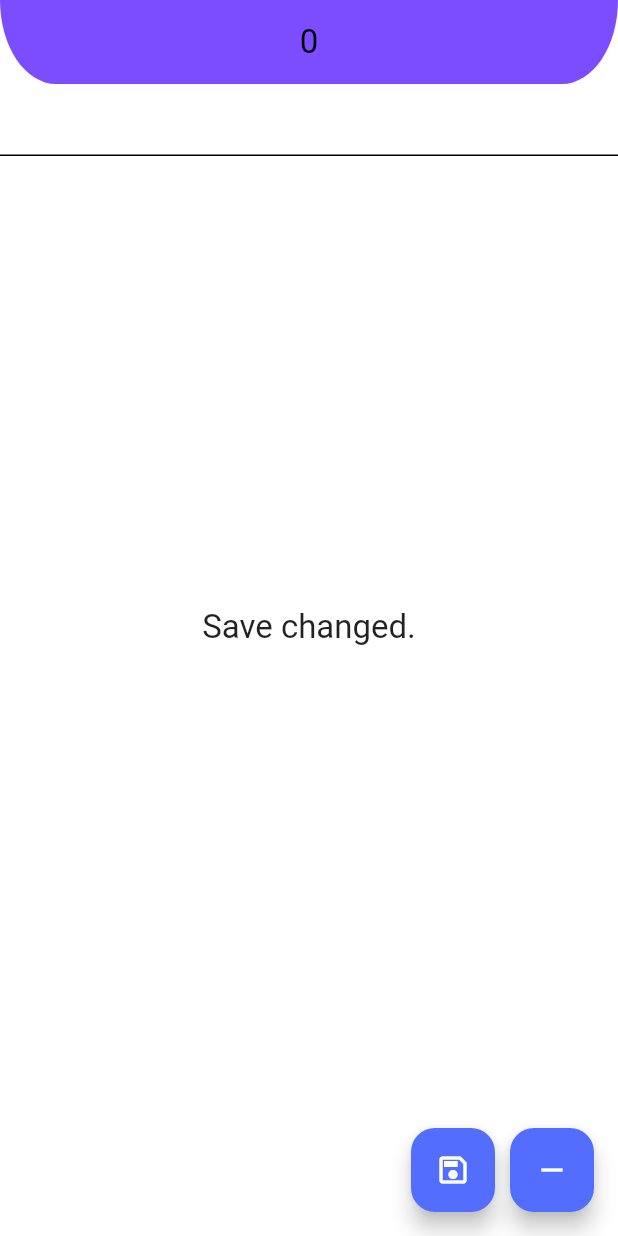
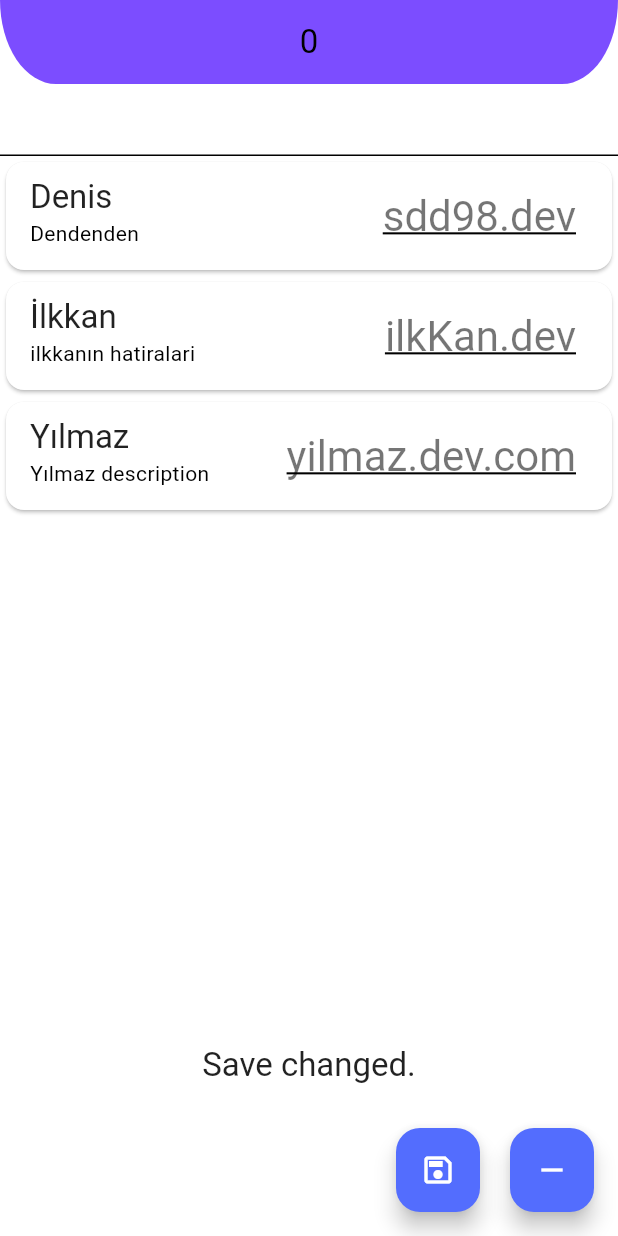
Before and after one commit to drgndenis/one_hundred_days_of_code, a Flutter app: the screen it shows after launch, after a tap on the "save" icon, on a phone screen of 412 x 824 dp. Run offline on Flutter 3.47's test engine with Material 2 defaults, Android fonts, the phone set to English and light mode, and no system bars; our stand-ins replace dio, flutter_spinkit, shared_preferences.

Commit message:
Day-16 added

```diff
--- /dev/null
+++ b/lib/Day-15 / Day-16/cache/shared_cache_learn.dart
@@ -0,0 +1,226 @@
+import 'package:flutter/material.dart';
+import 'package:one_hundred_days_of_flutter/Day-15%20/%20Day-16/cache/shared_manager.dart';
+
+class SharedLearn extends StatefulWidget {
+  const SharedLearn({super.key});
+
+  @override
+  State<SharedLearn> createState() => _SharedLearnState();
+}
+
+class _SharedLearnState extends LoadingStateful<SharedLearn> {
+  int _currentValue = 0;
+  late final SharedManager _manager;
+  late final List<User> userItems;
+
+  @override
+  void initState() {
+    super.initState();
+    _manager = SharedManager();
+    userItems = UserItems().users;
+    _initialze();
+  }
+
+  Future<void> _initialze() async {
+    _changeLoading();
+    await _manager.init();
+    _changeLoading();
+    getDefaultValues();
+  }
+
+  Future<void> getDefaultValues() async {
+    // final prefs = await SharedPreferences.getInstance();
+    // final int? counter = prefs.getInt('counter');
+    _onChangeValue(_manager.getString(SharedKeys.counter) ?? '');
+  }
+
+  void _onChangeValue(String value) {
+    final parseValue = int.tryParse(value);
+
+    if (parseValue != null) {
+      setState(() {
+        _currentValue = parseValue;
+      });
+    }
+  }
+
+  @override
+  Widget build(BuildContext context) {
+    return Scaffold(
+      appBar: AppBar(
+          title: Text(
+            _currentValue.toString(),
+          ),
+          actions: _loading(context)),
+      body: Column(
+        children: [
+          TextField(
+            onChanged: (value) {
+              _onChangeValue(value);
+            },
+          ),
+          Expanded(
+            child: _UsersListView(),
+          ),
+          Padding(
+            padding: _UtilityPaddings().onlyBottom,
+            child: Column(
+              children: [
+                _saveVisibilty(context),
+                _removeVisibility(context),
+              ],
+            ),
+          ),
+        ],
+      ),
+      floatingActionButton: Row(
+        mainAxisSize: MainAxisSize.min,
+        children: [
+          _saveValueButton(),
+          Padding(
+            padding: _UtilityPaddings().onlyLeft,
+            child: _removeValueButton(),
+          ),
+        ],
+      ),
+    );
+  }
+
+  List<Widget> _loading(BuildContext context) {
+    return [
+      isLoading
+          ? Padding(
+              padding: _UtilityPaddings().onlyRight,
+              child: Center(
+                  child: CircularProgressIndicator(
+                color:
+                    Theme.of(context).progressIndicatorTheme.circularTrackColor,
+              )))
+          : const SizedBox.shrink(),
+    ];
+  }
+
+  Visibility _removeVisibility(BuildContext context) {
+    return Visibility(
+      visible: removeVisibility,
+      child: Text(
+        'Remove',
+        style: Theme.of(context).textTheme.titleLarge,
+      ),
+    );
+  }
+
+  Visibility _saveVisibilty(BuildContext context) {
+    return Visibility(
+      visible: saveVisibility,
+      child: Text(
+        'Save changed.',
+        style: Theme.of(context).textTheme.titleLarge,
+      ),
+    );
+  }
+
+  FloatingActionButton _saveValueButton() {
+    return FloatingActionButton(
+      child: const Icon(Icons.save_outlined),
+      onPressed: () async {
+        _changeLoading();
+        await _manager.saveString(SharedKeys.counter, _currentValue.toString());
+        _changeTextSaveVisibility();
+        _changeLoading();
+      },
+    );
+  }
+
+  FloatingActionButton _removeValueButton() {
+    return FloatingActionButton(
+      child: const Icon(Icons.remove),
+      onPressed: () async {
+        _changeLoading();
+        await _manager.removeItem(SharedKeys.counter);
+        _changeTextRemoveVisibility();
+        _changeLoading();
+      },
+    );
+  }
+}
+
+class _UtilityPaddings {
+  final onlyBottom = const EdgeInsets.only(bottom: 100);
+  final onlyLeft = const EdgeInsets.only(left: 20);
+  final onlyRight = const EdgeInsets.only(right: 20);
+}
+
+class _UsersListView extends StatelessWidget {
+  _UsersListView();
+
+  final List<User> users = UserItems().users;
+
+  @override
+  Widget build(BuildContext context) {
+    return ListView.builder(
+      itemCount: users.length,
+      itemBuilder: (context, index) {
+        return Card(
+          child: ListTile(
+            title: Text(
+              users[index].name,
+              style: Theme.of(context).textTheme.titleLarge,
+            ),
+            subtitle: Text(users[index].description),
+            trailing: Text(
+              users[index].url,
+              style: Theme.of(context)
+                  .textTheme
+                  .headlineMedium
+                  ?.copyWith(decoration: TextDecoration.underline),
+            ),
+          ),
+        );
+      },
+    );
+  }
+}
+
+class User {
+  final String name;
+  final String description;
+  final String url;
+
+  User(this.name, this.description, this.url);
+}
+
+class UserItems {
+  late final List<User> users;
+  UserItems() {
+    users = [
+      User('Denis', 'Dendenden', 'sdd98.dev'),
+      User('İlkkan', 'ilkkanın hatiralari', 'ilkKan.dev'),
+      User('Yılmaz', 'Yılmaz description', 'yilmaz.dev.com')
+    ];
+  }
+}
+
+abstract class LoadingStateful<T extends StatefulWidget> extends State<T> {
+  bool isLoading = false;
+  bool saveVisibility = false;
+  bool removeVisibility = false;
+
+  void _changeLoading() {
+    setState(() {
+      isLoading = !isLoading;
+    });
+  }
+
+  void _changeTextSaveVisibility() {
+    setState(() {
+      saveVisibility = !saveVisibility;
+    });
+  }
+
+  void _changeTextRemoveVisibility() {
+    setState(() {
+      removeVisibility = !removeVisibility;
+    });
+  }
+}
--- a/lib/Day-15/cache/shared_manager.dart
+++ b/lib/Day-15 / Day-16/cache/shared_manager.dart
@@ -1,4 +1,4 @@
-import 'package:one_hundred_days_of_flutter/Day-15/cache/shared_not_initialze.dart';
+import 'package:one_hundred_days_of_flutter/Day-15%20/%20Day-16/cache/shared_not_initialze.dart';
 import 'package:shared_preferences/shared_preferences.dart';
 
 enum SharedKeys { counter }
--- a/lib/Day-15/cache/shared_cache_learn.dart
+++ /dev/null
@@ -1,155 +0,0 @@
-import 'package:flutter/material.dart';
-import 'package:one_hundred_days_of_flutter/Day-15/cache/shared_manager.dart';
-
-class SharedLearn extends StatefulWidget {
-  const SharedLearn({super.key});
-
-  @override
-  State<SharedLearn> createState() => _SharedLearnState();
-}
-
-class _SharedLearnState extends LoadingStateful<SharedLearn> {
-  int _currentValue = 0;
-  late final SharedManager _manager;
-
-  @override
-  void initState() {
-    super.initState();
-    _manager = SharedManager();
-    _initialze();
-  }
-
-  Future<void> _initialze() async {
-    _changeLoading();
-    await _manager.init();
-    _changeLoading();
-
-    getDefaultValues();
-  }
-
-  Future<void> getDefaultValues() async {
-    // final prefs = await SharedPreferences.getInstance();
-    // final int? counter = prefs.getInt('counter');
-    _onChangeValue(_manager.getString(SharedKeys.counter) ?? '');
-  }
-
-  void _onChangeValue(String value) {
-    final parseValue = int.tryParse(value);
-
-    if (parseValue != null) {
-      setState(() {
-        _currentValue = parseValue;
-      });
-    }
-  }
-
-  @override
-  Widget build(BuildContext context) {
-    return Scaffold(
-      appBar: AppBar(
-          title: Text(
-            _currentValue.toString(),
-          ),
-          actions: [
-            isLoading
-                ? Padding(
-                    padding: const EdgeInsets.only(right: 20),
-                    child: Center(
-                        child: CircularProgressIndicator(
-                      color: Theme.of(context)
-                          .progressIndicatorTheme
-                          .circularTrackColor,
-                    )),
-                  )
-                : const SizedBox.shrink(),
-          ]),
-      body: Column(
-        children: [
-          TextField(
-            onChanged: (value) {
-              _onChangeValue(value);
-            },
-          ),
-          Padding(
-            padding: const EdgeInsets.only(top: 300),
-            child: Visibility(
-              visible: saveVisibility,
-              child: Text(
-                'Save changed.',
-                style: Theme.of(context).textTheme.titleLarge,
-              ),
-            ),
-          ),
-          Padding(
-            padding: const EdgeInsets.only(top: 300),
-            child: Visibility(
-              visible: removeVisibility,
-              child: Text(
-                'Remove',
-                style: Theme.of(context).textTheme.titleLarge,
-              ),
-            ),
-          )
-        ],
-      ),
-      floatingActionButton: Row(
-        mainAxisSize: MainAxisSize.min,
-        children: [
-          _saveValueButton(),
-          Padding(
-            padding: const EdgeInsets.only(left: 10),
-            child: _removeValueButton(),
-          ),
-        ],
-      ),
-    );
-  }
-
-  FloatingActionButton _saveValueButton() {
-    return FloatingActionButton(
-      child: const Icon(Icons.save_outlined),
-      onPressed: () async {
-        _changeLoading();
-        await _manager.saveString(SharedKeys.counter, _currentValue.toString());
-        _changeTextSaveVisibility();
-        _changeLoading();
-      },
-    );
-  }
-
-  FloatingActionButton _removeValueButton() {
-    return FloatingActionButton(
-      child: const Icon(Icons.remove),
-      onPressed: () async {
-        _changeLoading();
-        await _manager.removeItem(SharedKeys.counter);
-        _changeTextRemoveVisibility();
-        _changeLoading();
-      },
-    );
-  }
-}
-
-abstract class LoadingStateful<T extends StatefulWidget> extends State<T> {
-  bool isLoading = false;
-  bool saveVisibility = false;
-  bool removeVisibility = false;
-
-  void _changeLoading() {
-    setState(() {
-      isLoading = !isLoading;
-    });
-  }
-
-  void _changeTextSaveVisibility() {
-    setState(() {
-      saveVisibility = !saveVisibility;
-    });
-  }
-
-  void _changeTextRemoveVisibility() {
-    setState(() {
-      removeVisibility = !removeVisibility;
-    });
-  }
-}
--- a/lib/main.dart
+++ b/lib/main.dart
@@ -1,7 +1,7 @@
 import 'package:flutter/material.dart';
 import 'package:one_hundred_days_of_flutter/Day-11/theme/light_theme.dart';
 import 'Day-14/form_learn_view.dart';
-import 'Day-15/cache/shared_cache_learn.dart';
+import 'Day-15 / Day-16/cache/shared_cache_learn.dart';
 
 void main() {
   runApp(const MyApp());
```
Also changed, not shown: lib/Day-15 / Day-16/cache/shared_not_initialze.dart (renamed from lib/Day-15/cache/shared_not_initialze.dart).
